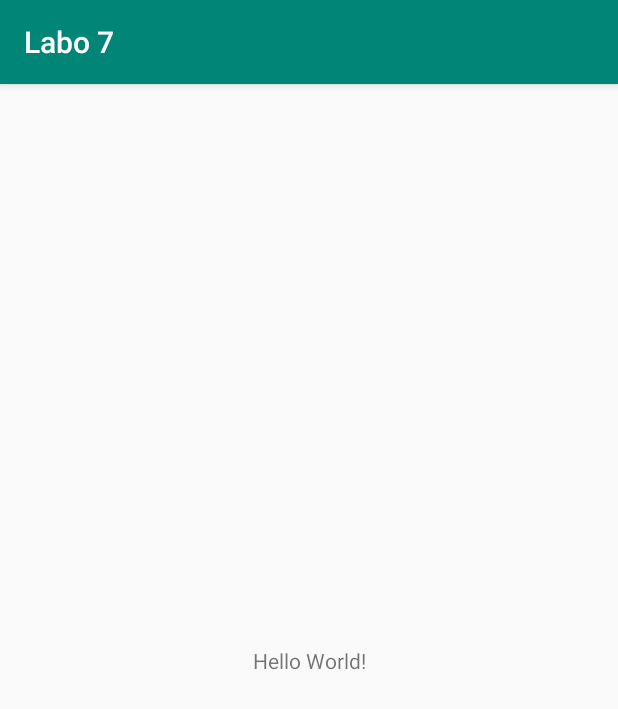
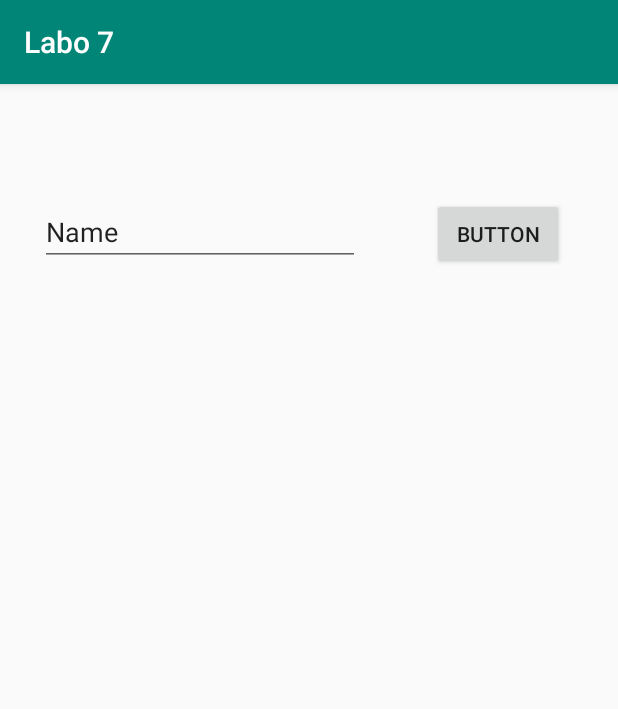
Before and after one commit to danielorozco14/Labo7_PDM_00200617, an Android app: the screen it shows after launch (MainActivity), on a phone screen of 412 x 824 dp. Shown: the top 709 px of the screen. Run offline under Robolectric (Android 15) with nearby library versions, the phone set to English and light mode, and no system bars; our stand-ins replace Room's generated code.

```diff
--- a/app/src/main/java/com/example/labo7/MainActivity.kt
+++ b/app/src/main/java/com/example/labo7/MainActivity.kt
@@ -2,11 +2,39 @@ package com.example.labo7
 
 import androidx.appcompat.app.AppCompatActivity
 import android.os.Bundle
+import androidx.lifecycle.Observer
+import androidx.lifecycle.ViewModelProviders
+import androidx.recyclerview.widget.LinearLayoutManager
+import com.example.labo7.database.ReposAdapter.RecyclerViewAdapter
+import com.example.labo7.database.entities.GithubRepo
+import com.example.labo7.database.viewmodels.GithubRepoViewModel
+import kotlinx.android.synthetic.main.activity_main.*
 
 class MainActivity : AppCompatActivity() {
+
+
+    lateinit var adapter: RecyclerViewAdapter
+    lateinit var viewModel:GithubRepoViewModel
 
     override fun onCreate(savedInstanceState: Bundle?) {
         super.onCreate(savedInstanceState)
         setContentView(R.layout.activity_main)
+        bindViewModel()
+    }
+
+    fun bindViewModel(){
+        adapter= RecyclerViewAdapter(ArrayList())
+        viewModel=ViewModelProviders.of(this).get(GithubRepoViewModel::class.java)
+        rv_repos.apply {
+            adapter=this@MainActivity.adapter
+            layoutManager=LinearLayoutManager(this@MainActivity)
+        }
+        viewModel.getAll().observe(this, Observer {
+            adapter.updateList(it)
+        })
+
+        btn_add.setOnClickListener {
+            viewModel.insert(GithubRepo(et_repo_name.text.toString()))
+        }
     }
 }
--- /dev/null
+++ b/app/src/main/java/com/example/labo7/database/ReposAdapter/RecyclerViewAdapter.kt
@@ -0,0 +1,38 @@
+package com.example.labo7.database.ReposAdapter
+
+import android.view.LayoutInflater
+import android.view.View
+import android.view.ViewGroup
+import androidx.recyclerview.widget.RecyclerView
+import com.example.labo7.R
+import com.example.labo7.database.entities.GithubRepo
+import kotlinx.android.synthetic.main.repo_cardview.view.*
+
+class RecyclerViewAdapter(var repos:List<GithubRepo>): RecyclerView.Adapter<RecyclerViewAdapter.ReposAdapter>(){
+    override fun onCreateViewHolder(parent: ViewGroup, viewType: Int): ReposAdapter {
+        val view=LayoutInflater.from(parent.context).inflate(R.layout.repo_cardview,parent,false)
+        return ReposAdapter(view)
+    }
+
+    override fun getItemCount(): Int {
+        return repos.size
+    }
+
+    override fun onBindViewHolder(holder: ReposAdapter, position: Int) {
+        holder.bind(repos[position])
+    }
+
+    fun updateList(newRepos:List<GithubRepo>){
+        this.repos=newRepos
+        notifyDataSetChanged()
+    }
+
+
+    class ReposAdapter(itemView: View):RecyclerView.ViewHolder(itemView){
+        fun bind(repo:GithubRepo)= with(itemView){
+            tv_repo_name.text=repo.name
+        }
+    }
+
+
+}
--- a/app/src/main/res/layout/activity_main.xml
+++ b/app/src/main/res/layout/activity_main.xml
@@ -3,17 +3,30 @@
         xmlns:android="http://schemas.android.com/apk/res/android"
         xmlns:tools="http://schemas.android.com/tools"
         xmlns:app="http://schemas.android.com/apk/res-auto"
-        android:layout_width="match_parent"
-        android:layout_height="match_parent"
-        tools:context=".MainActivity">
-
-    <TextView
+        tools:context=".MainActivity" android:layout_height="match_parent" android:layout_width="match_parent"
+        android:id="@+id/activity_main">
+    <androidx.recyclerview.widget.RecyclerView
+            android:id="@+id/rv_repos"
+            android:layout_width="0dp"
+            android:layout_height="510dp" app:layout_constraintEnd_toEndOf="parent"
+            app:layout_constraintTop_toTopOf="parent" app:layout_constraintStart_toStartOf="parent"
+            app:layout_constraintBottom_toBottomOf="parent"
+            app:layout_constraintHorizontal_bias="0.0" app:layout_constraintVertical_bias="1.0"/>
+    <Button
+            android:text="Button"
+            android:layout_width="wrap_content"
+            android:layout_height="wrap_content" android:layout_marginRight="36dp"
+            android:layout_marginEnd="36dp" app:layout_constraintEnd_toEndOf="parent" android:id="@+id/btn_add"
+            android:layout_marginTop="76dp" app:layout_constraintTop_toTopOf="parent"/>
+    <EditText
             android:layout_width="wrap_content"
             android:layout_height="wrap_content"
-            android:text="Hello World!"
-            app:layout_constraintBottom_toBottomOf="parent"
-            app:layout_constraintLeft_toLeftOf="parent"
-            app:layout_constraintRight_toRightOf="parent"
-            app:layout_constraintTop_toTopOf="parent"/>
-
+            android:inputType="textPersonName"
+            android:text="Name"
+            android:ems="10"
+            android:id="@+id/et_repo_name" android:layout_marginEnd="48dp"
+            app:layout_constraintEnd_toStartOf="@+id/btn_add" android:layout_marginRight="48dp"
+            android:layout_marginTop="76dp" app:layout_constraintTop_toTopOf="parent" android:layout_marginStart="8dp"
+            app:layout_constraintStart_toStartOf="parent" android:layout_marginLeft="8dp"
+            app:layout_constraintHorizontal_bias="1.0"/>
 </androidx.constraintlayout.widget.ConstraintLayout>
--- /dev/null
+++ b/app/src/main/res/layout/repo_cardview.xml
@@ -0,0 +1,19 @@
+<?xml version="1.0" encoding="utf-8"?>
+<LinearLayout xmlns:android="http://schemas.android.com/apk/res/android"
+              android:orientation="vertical"
+              android:layout_width="match_parent"
+              android:layout_height="match_parent">
+
+    <androidx.cardview.widget.CardView
+            android:layout_width="wrap_content"
+            android:layout_height="wrap_content" >
+        <TextView android:layout_width="wrap_content" android:layout_height="wrap_content"
+            android:id="@+id/tv_repo_name"
+
+
+        />
+
+
+    </androidx.cardview.widget.CardView>
+
+</LinearLayout>
```
